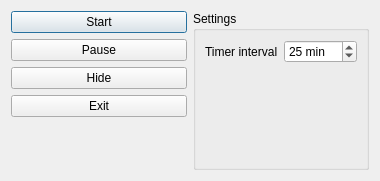
Above: src/SettingsDialog.ui from vstancl/TinyPom before the change. Below: the same form after it.
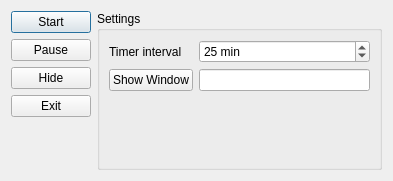
That is the form after the change. Custom widgets are drawn as their Qt base class.

Patch:
```diff
--- a/src/SettingsDialog.ui
+++ b/src/SettingsDialog.ui
@@ -6,7 +6,7 @@
    <rect>
     <x>0</x>
     <y>0</y>
-    <width>380</width>
+    <width>393</width>
     <height>181</height>
    </rect>
   </property>
@@ -88,11 +88,28 @@
         </property>
        </widget>
       </item>
+      <item row="1" column="0">
+       <widget class="QPushButton" name="pushButtonEditShowWindowHotkey">
+        <property name="text">
+         <string>Show Window</string>
+        </property>
+       </widget>
+      </item>
+      <item row="1" column="1">
+       <widget class="HotkeyLineEdit" name="lineEditShowWindowHotkey"/>
+      </item>
      </layout>
     </widget>
    </item>
   </layout>
  </widget>
+ <customwidgets>
+  <customwidget>
+   <class>HotkeyLineEdit</class>
+   <extends>QLineEdit</extends>
+   <header>HotkeyLineEdit.h</header>
+  </customwidget>
+ </customwidgets>
  <resources>
   <include location="../res/resources.qrc"/>
  </resources>
```
